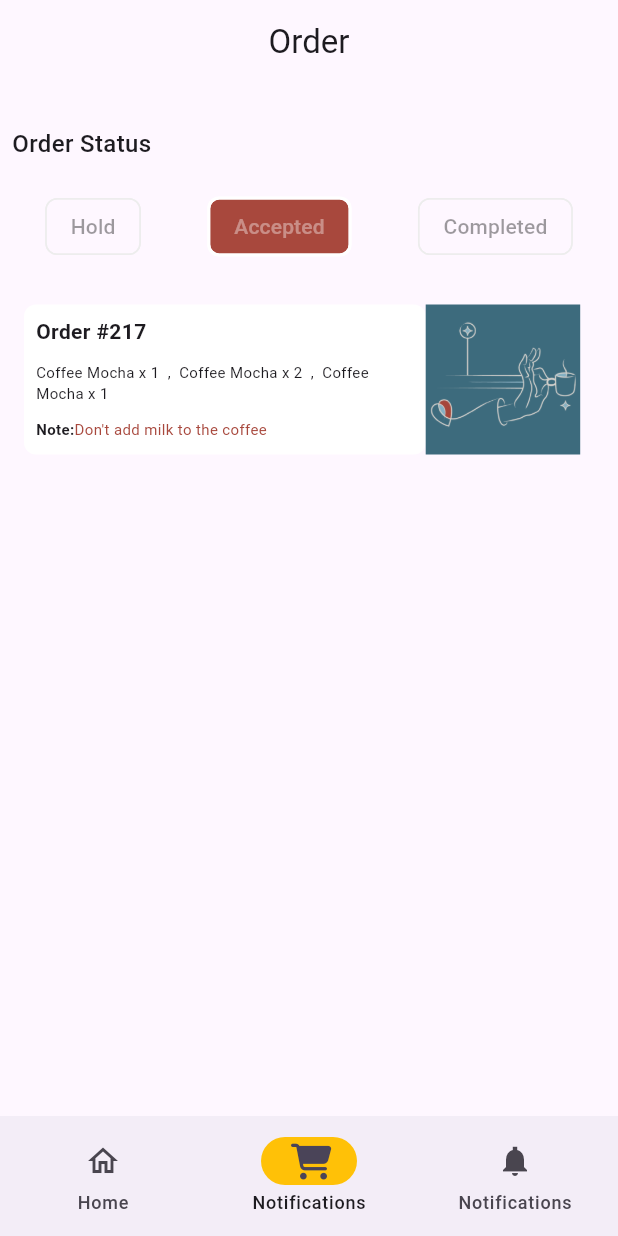
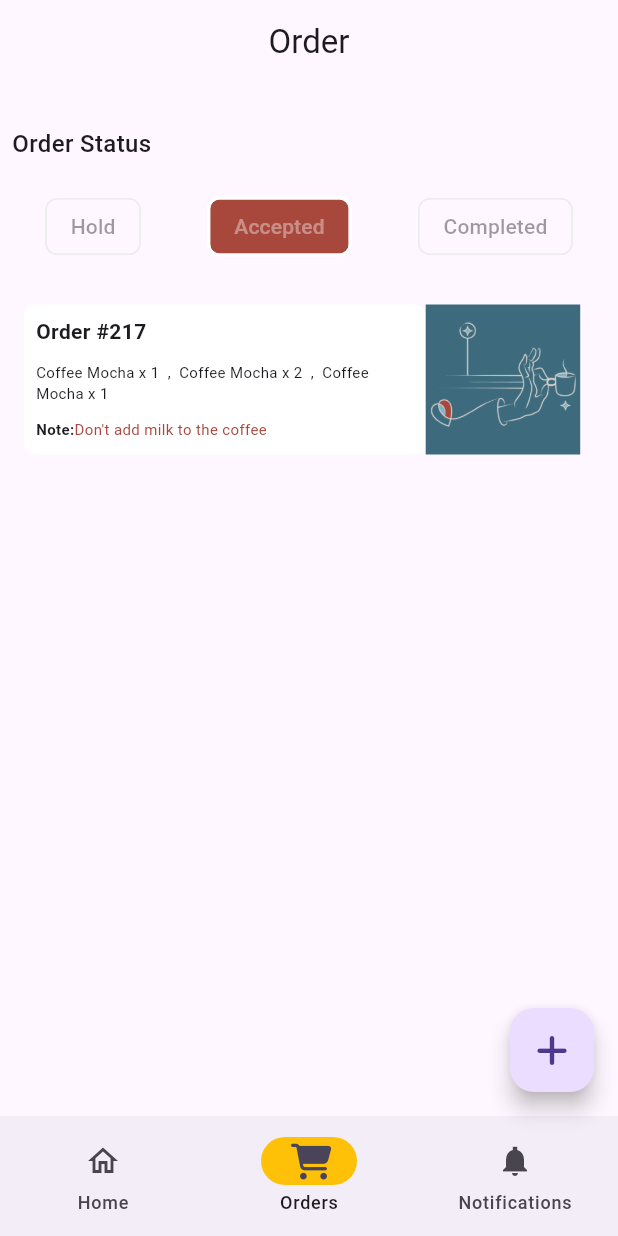
Before and after one commit to trt14/onze_coffee_app, a Flutter app: the screen it shows after launch, item 2 of the bottom bar chosen, on a phone screen of 412 x 824 dp. Run offline on Flutter 3.47's test engine with Material 3 defaults, Android fonts, the phone set to English and light mode, and no system bars; our stand-ins replace bloc, device_preview, file_picker, flutter_bloc, flutter_dotenv, font_awesome_flutter and 2 more; missing offline and left inert: moyasar; accounts and stored records are empty; network calls fail.

Commit message:
Design: organize the screens

```diff
--- a/lib/cubit/admin_nav/admin_nav_cubit.dart
+++ b/lib/cubit/admin_nav/admin_nav_cubit.dart
@@ -9,7 +9,23 @@ part 'admin_nav_state.dart';
 
 class AdminNavCubit extends Cubit<AdminNavState> {
   AdminNavCubit() : super(AdminNavInitial());
-  List<Widget> screens = const [EmpProductsScreen(), EmpHomeScreen(), OrdersScreen()];
+  List<Widget> screens = const [
+    EmpProductsScreen(),
+    EmpHomeScreen(),
+    OrdersScreen()
+  ];
+
+  List<PreferredSizeWidget> appBars = [
+    AppBar(
+      title: const Center(child: Text("Products")),
+    ),
+    AppBar(
+      title: const Center(child: Text("Order")),
+    ),
+    AppBar(
+      title: const Center(child: Text("Orders")),
+    ),
+  ];
   int index = 0;
   update() {
     emit(Navigate());
--- a/lib/screen/employee/admin_nav.dart
+++ b/lib/screen/employee/admin_nav.dart
@@ -2,6 +2,7 @@ import 'package:flutter/material.dart';
 import 'package:flutter_bloc/flutter_bloc.dart';
 import 'package:font_awesome_flutter/font_awesome_flutter.dart';
 import 'package:onze_coffee_app/cubit/admin_nav/admin_nav_cubit.dart';
+import 'package:onze_coffee_app/screen/employee/emp_add_product_screen.dart';
 
 class AdminNav extends StatelessWidget {
   const AdminNav({super.key});
@@ -15,6 +16,18 @@ class AdminNav extends StatelessWidget {
         return BlocBuilder<AdminNavCubit, AdminNavState>(
           builder: (context, state) {
             return Scaffold(
+              appBar: navCubit.appBars[navCubit.index],
+              floatingActionButton: FloatingActionButton(
+                onPressed: () {
+                  Navigator.push(
+                    context,
+                    MaterialPageRoute(
+                      builder: (context) => const EmpAddProductScreen(),
+                    ),
+                  );
+                },
+                child: const Icon(FontAwesomeIcons.plus),
+              ),
               body: navCubit.screens[navCubit.index],
               bottomNavigationBar: NavigationBar(
                 onDestinationSelected: (int index) {
@@ -31,7 +44,7 @@ class AdminNav extends StatelessWidget {
                   ),
                   NavigationDestination(
                     icon: Icon(FontAwesomeIcons.cartShopping),
-                    label: 'Notifications',
+                    label: 'Orders',
                   ),
                   NavigationDestination(
                     icon: Icon(Icons.notifications_sharp),
--- a/lib/screen/employee/emp_home_screen.dart
+++ b/lib/screen/employee/emp_home_screen.dart
@@ -9,11 +9,7 @@ class EmpHomeScreen extends StatelessWidget {
 
   @override
   Widget build(BuildContext context) {
-    return Scaffold(
-      appBar: AppBar(
-        title: const Center(child: Text("Order")),
-      ),
-      body: Padding(
+    return  Padding(
         padding: const EdgeInsets.all(8.0),
         child: Column(
           mainAxisAlignment: MainAxisAlignment.start,
@@ -81,7 +77,7 @@ class EmpHomeScreen extends StatelessWidget {
             )
           ],
         ),
-      ),
+
     );
   }
 }
```
Also changed, not shown: lib/screen/employee/emp_products_screen.dart (+34 -51 lines), lib/screen/shared/orders_screen.dart (+2 -6 lines), lib/screen/user/user_home_screen.dart (+0 -21 lines).
